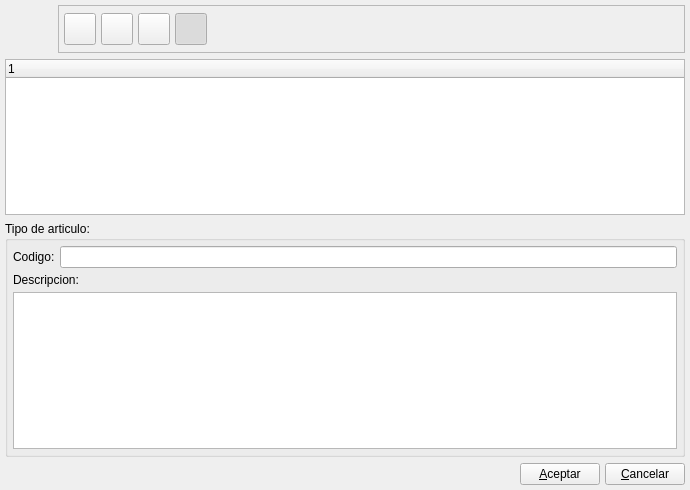
Before: the Qt Designer form bulmages/bulmafact/plugins/pluginbf_articulo/tiposarticulobase.ui in eboladev/Bulmages-1, drawn with Qt 5.
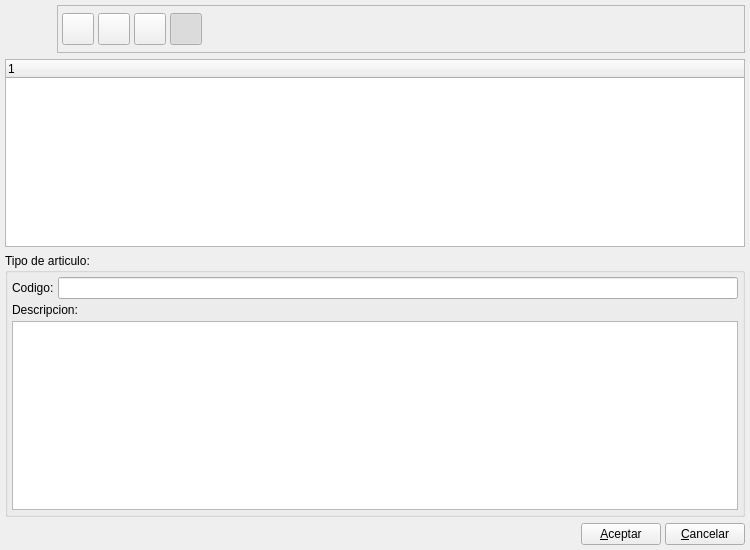
After: the same form once the commit is applied. Icons and pictures are not drawn.

The edit to the form file:
```diff
--- a/bulmages/bulmafact/plugins/pluginbf_articulo/tiposarticulobase.ui
+++ b/bulmages/bulmafact/plugins/pluginbf_articulo/tiposarticulobase.ui
@@ -7,10 +7,16 @@
    <rect>
     <x>0</x>
     <y>0</y>
-    <width>690</width>
-    <height>490</height>
+    <width>750</width>
+    <height>550</height>
    </rect>
   </property>
+  <property name="minimumSize">
+   <size>
+    <width>750</width>
+    <height>550</height>
+   </size>
+  </property>
   <property name="windowTitle">
    <string>Tipos de articulo</string>
   </property>
@@ -25,7 +31,7 @@
    <item>
     <layout class="QHBoxLayout">
      <property name="spacing">
-      <number>5</number>
+      <number>4</number>
      </property>
      <property name="margin">
       <number>0</number>
@@ -65,10 +71,10 @@
        </property>
        <layout class="QGridLayout">
         <property name="margin">
-         <number>5</number>
+         <number>4</number>
         </property>
         <property name="spacing">
-         <number>5</number>
+         <number>4</number>
         </property>
         <item row="0" column="1">
          <widget class="QToolButton" name="mui_guardar">
@@ -99,8 +105,8 @@
           </property>
           <property name="iconSize">
            <size>
-            <width>32</width>
-            <height>32</height>
+            <width>22</width>
+            <height>22</height>
            </size>
           </property>
           <property name="shortcut">
@@ -137,8 +143,8 @@
           </property>
           <property name="iconSize">
            <size>
-            <width>32</width>
-            <height>32</height>
+            <width>22</width>
+            <height>22</height>
            </size>
           </property>
           <property name="shortcut">
@@ -191,8 +197,8 @@
           </property>
           <property name="iconSize">
            <size>
-            <width>32</width>
-            <height>32</height>
+            <width>22</width>
+            <height>22</height>
            </size>
           </property>
           <property name="shortcut">
@@ -229,8 +235,8 @@
           </property>
           <property name="iconSize">
            <size>
-            <width>32</width>
-            <height>32</height>
+            <width>22</width>
+            <height>22</height>
            </size>
           </property>
           <property name="checkable">
@@ -262,15 +268,15 @@
      </property>
      <layout class="QVBoxLayout">
       <property name="spacing">
-       <number>5</number>
+       <number>4</number>
       </property>
       <property name="margin">
-       <number>5</number>
+       <number>4</number>
       </property>
       <item>
        <layout class="QHBoxLayout">
         <property name="spacing">
-         <number>5</number>
+         <number>4</number>
         </property>
         <property name="margin">
          <number>0</number>
@@ -309,7 +315,7 @@
    <item>
     <layout class="QHBoxLayout">
      <property name="spacing">
-      <number>5</number>
+      <number>4</number>
      </property>
      <property name="margin">
       <number>0</number>
```
